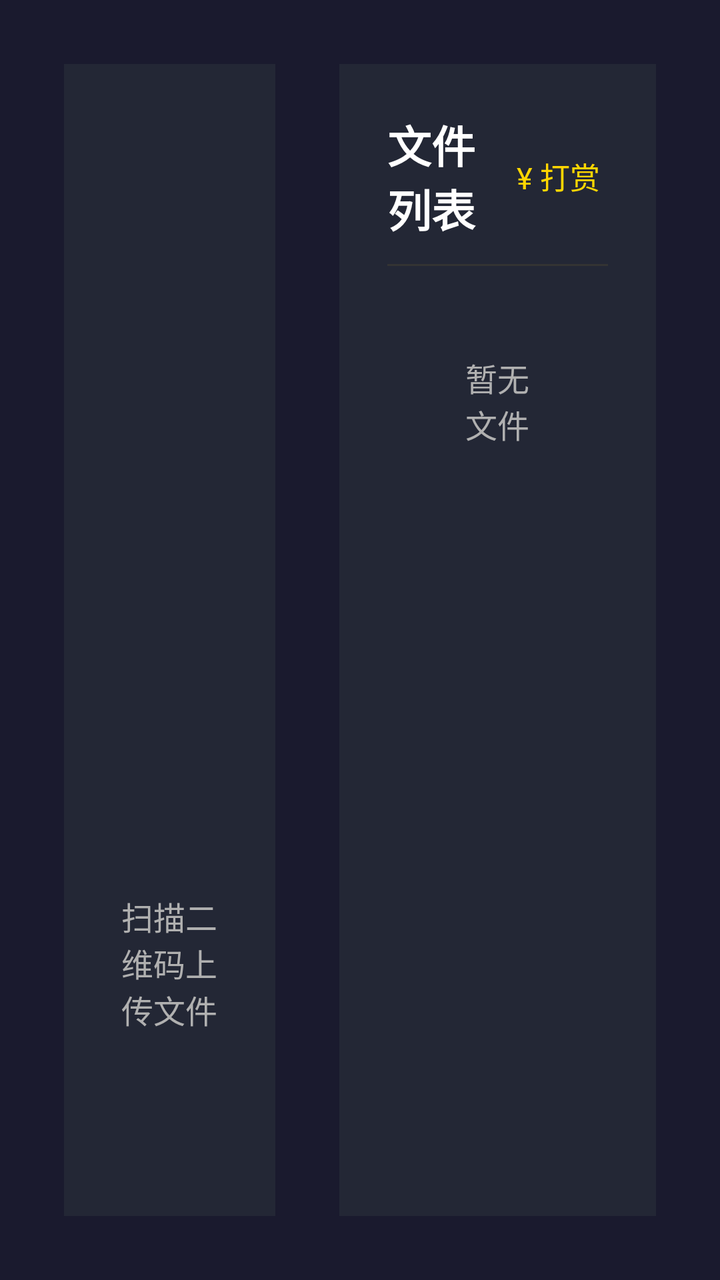
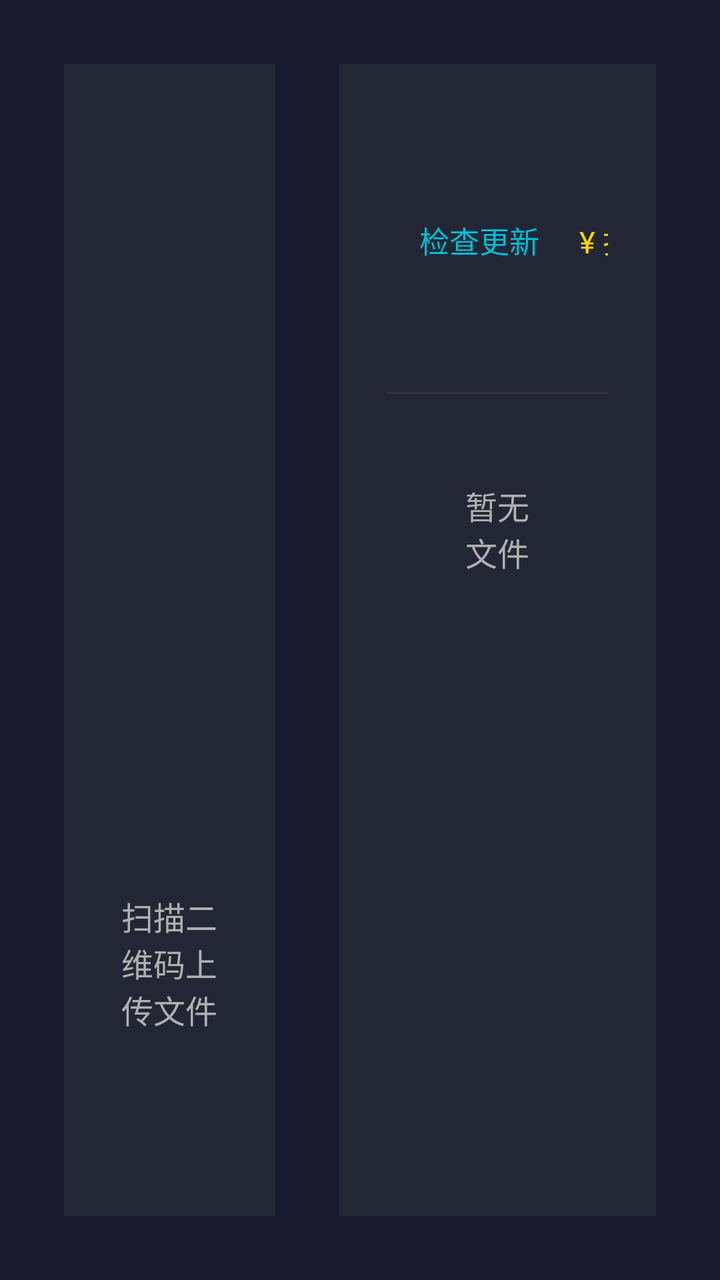

Screens rendered from an Android XML layout before and after an edit, with the pre-edit source and the edit as a unified diff.
<!-- AndroidManifest.xml: application theme Theme.SunshineSend -->
<!-- res/layout/activity_main.xml -->
<?xml version="1.0" encoding="utf-8"?>
<androidx.constraintlayout.widget.ConstraintLayout xmlns:android="http://schemas.android.com/apk/res/android"
    xmlns:app="http://schemas.android.com/apk/res-auto"
    android:layout_width="match_parent"
    android:layout_height="match_parent"
    android:background="@color/background"
    android:padding="32dp">

    
    <LinearLayout
        android:id="@+id/leftPanel"
        android:layout_width="0dp"
        android:layout_height="0dp"
        android:layout_marginEnd="16dp"
        android:background="@color/card_bg"
        android:gravity="center"
        android:orientation="vertical"
        android:padding="24dp"
        android:focusable="true"
        android:nextFocusRight="@id/fileRecyclerView"
        app:layout_constraintBottom_toBottomOf="parent"
        app:layout_constraintEnd_toStartOf="@id/rightPanel"
        app:layout_constraintHorizontal_weight="4"
        app:layout_constraintStart_toStartOf="parent"
        app:layout_constraintTop_toTopOf="parent">

        <ImageView
            android:id="@+id/qrCodeImage"
            android:layout_width="280dp"
            android:layout_height="280dp"
            android:contentDescription="@string/scan_qr_to_upload"
            android:scaleType="fitCenter" />

        <TextView
            android:id="@+id/urlText"
            android:layout_width="wrap_content"
            android:layout_height="wrap_content"
            android:layout_marginTop="16dp"
            android:gravity="center"
            android:textColor="@color/text_primary"
            android:textSize="14sp" />

        <TextView
            android:layout_width="wrap_content"
            android:layout_height="wrap_content"
            android:layout_marginTop="8dp"
            android:gravity="center"
            android:text="@string/scan_qr_to_upload"
            android:textColor="@color/text_secondary"
            android:textSize="16sp" />

    </LinearLayout>

    
    <LinearLayout
        android:id="@+id/rightPanel"
        android:layout_width="0dp"
        android:layout_height="0dp"
        android:layout_marginStart="16dp"
        android:background="@color/card_bg"
        android:orientation="vertical"
        android:padding="24dp"
        android:nextFocusLeft="@id/leftPanel"
        app:layout_constraintBottom_toBottomOf="parent"
        app:layout_constraintEnd_toEndOf="parent"
        app:layout_constraintHorizontal_weight="6"
        app:layout_constraintStart_toEndOf="@id/leftPanel"
        app:layout_constraintTop_toTopOf="parent">

        <LinearLayout
            android:layout_width="match_parent"
            android:layout_height="wrap_content"
            android:orientation="horizontal"
            android:gravity="center_vertical">

            <TextView
                android:id="@+id/fileListTitle"
                android:layout_width="0dp"
                android:layout_height="wrap_content"
                android:layout_weight="1"
                android:text="@string/file_list"
                android:textColor="@color/text_primary"
                android:textSize="22sp"
                android:textStyle="bold" />

            <TextView
                android:id="@+id/btnDonate"
                android:layout_width="wrap_content"
                android:layout_height="wrap_content"
                android:layout_marginStart="12dp"
                android:padding="4dp"
                android:text="¥ 打赏"
                android:textSize="15sp"
                android:textColor="#FFD600"
                android:background="@android:color/transparent"
                android:focusable="true"
                android:clickable="true"
                android:nextFocusLeft="@id/fileListTitle"
                android:nextFocusRight="@id/fileListTitle"
                android:nextFocusDown="@id/fileRecyclerView"
                android:nextFocusUp="@id/fileRecyclerView" />

        </LinearLayout>

        <View
            android:layout_width="match_parent"
            android:layout_height="1dp"
            android:layout_marginTop="12dp"
            android:layout_marginBottom="12dp"
            android:background="@color/progress_bg" />

        <TextView
            android:id="@+id/emptyView"
            android:layout_width="match_parent"
            android:layout_height="wrap_content"
            android:gravity="center"
            android:padding="32dp"
            android:text="@string/no_files"
            android:textColor="@color/text_secondary"
            android:textSize="16sp" />

        <androidx.recyclerview.widget.RecyclerView
            android:id="@+id/fileRecyclerView"
            android:layout_width="match_parent"
            android:layout_height="0dp"
            android:layout_weight="1"
            android:descendantFocusability="afterDescendants"
            android:nextFocusLeft="@id/leftPanel"
            android:nextFocusUp="@id/btnDonate"
            android:nextFocusDown="@id/btnDonate" />

    </LinearLayout>

</androidx.constraintlayout.widget.ConstraintLayout>
<!-- resources referenced by this layout -->
<resources>
  <color name="background">#1A1A2E</color>
  <color name="card_bg">#232735</color>
  <color name="progress_bg">#333333</color>
  <color name="text_primary">#FFFFFF</color>
  <color name="text_secondary">#B0B0B0</color>
  <string name="file_list">文件列表</string>
  <string name="no_files">暂无文件</string>
  <string name="scan_qr_to_upload">扫描二维码上传文件</string>
  <style name="Theme.SunshineSend" parent="Theme.MaterialComponents.NoActionBar">
          <item name="android:windowBackground">@color/background</item>
          <item name="android:colorPrimary">@color/primary</item>
          <item name="android:colorAccent">@color/accent</item>
      </style>
  <color name="primary">#16213E</color>
  <color name="accent">#0F3460</color>
</resources>

<!-- the commit's change to res/layout/activity_main.xml (unified diff, before → after) -->
@@ -84,6 +84,23 @@
                 android:textStyle="bold" />
 
             <TextView
+                android:id="@+id/btnCheckUpdate"
+                android:layout_width="wrap_content"
+                android:layout_height="wrap_content"
+                android:layout_marginStart="12dp"
+                android:padding="4dp"
+                android:text="检查更新"
+                android:textSize="15sp"
+                android:textColor="#00BCD4"
+                android:background="@android:color/transparent"
+                android:focusable="true"
+                android:clickable="true"
+                android:nextFocusLeft="@id/fileListTitle"
+                android:nextFocusRight="@id/btnDonate"
+                android:nextFocusDown="@id/fileRecyclerView"
+                android:nextFocusUp="@id/fileRecyclerView" />
+
+            <TextView
                 android:id="@+id/btnDonate"
                 android:layout_width="wrap_content"
                 android:layout_height="wrap_content"
@@ -95,7 +112,7 @@
                 android:background="@android:color/transparent"
                 android:focusable="true"
                 android:clickable="true"
-                android:nextFocusLeft="@id/fileListTitle"
+                android:nextFocusLeft="@id/btnCheckUpdate"
                 android:nextFocusRight="@id/fileListTitle"
                 android:nextFocusDown="@id/fileRecyclerView"
                 android:nextFocusUp="@id/fileRecyclerView" />
